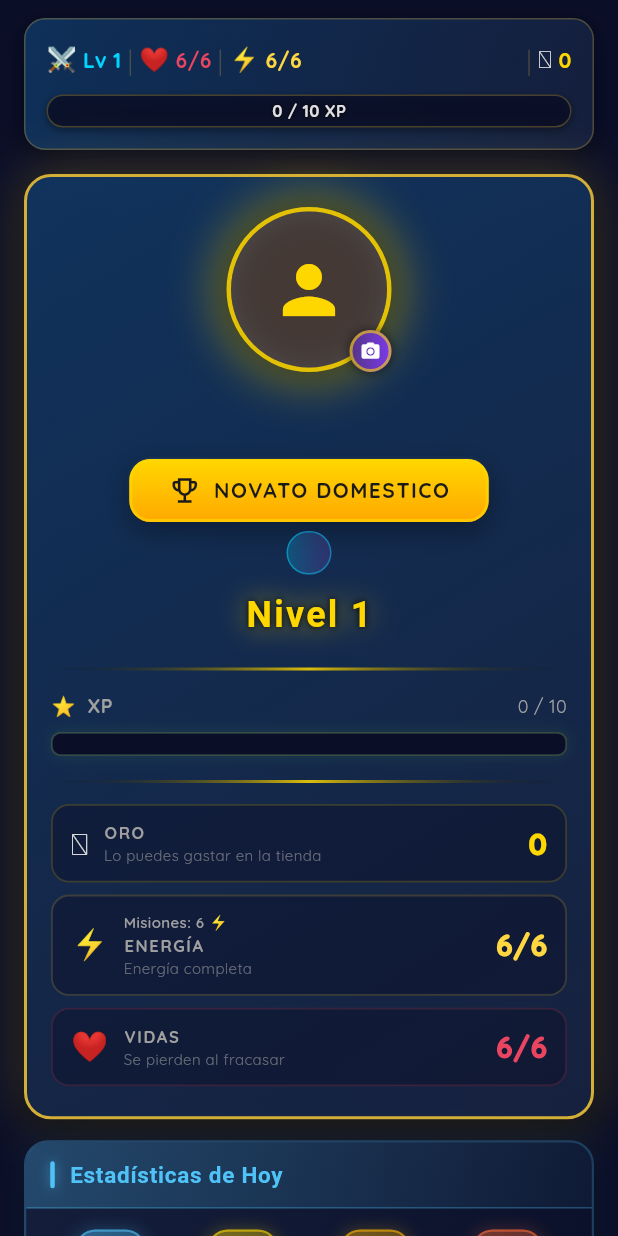
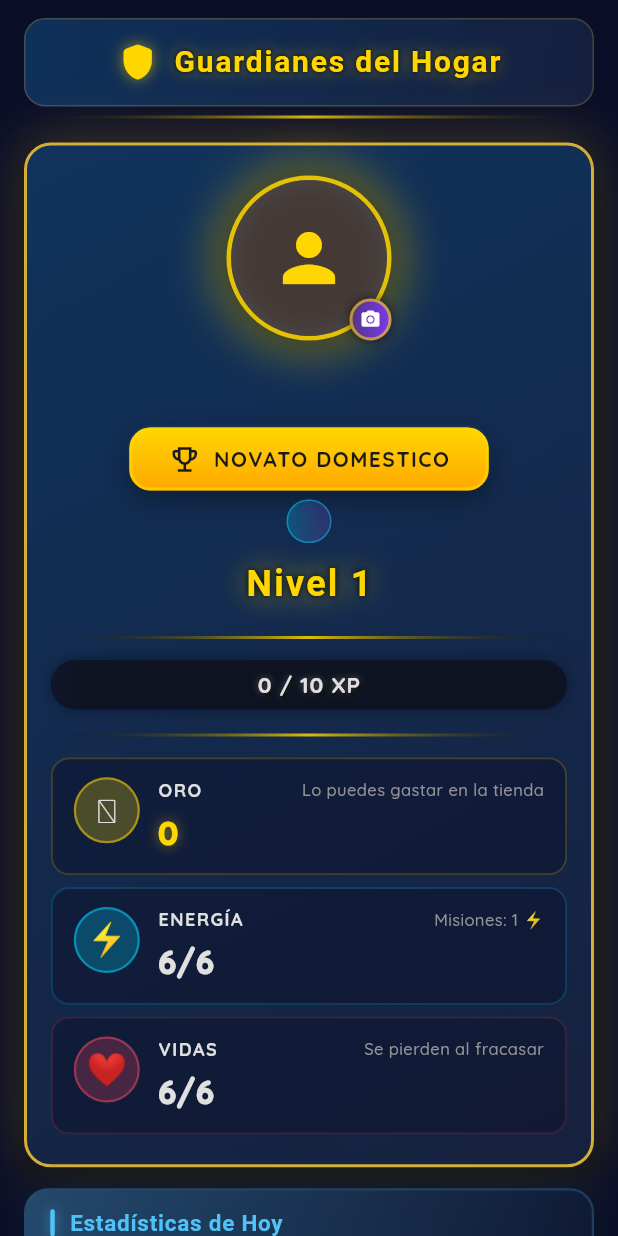
Before and after one commit to Galderolo/Heroina, a Flutter app: the CharacterScreen widget shown alone on an empty page, opened directly, on a phone screen of 412 x 824 dp. Run offline on Flutter 3.47's test engine with Material 3 defaults, Android fonts, the phone set to English and light mode, and no system bars; our stand-ins replace confetti, get_it, google_fonts, image_picker, shared_preferences; accounts and stored records are empty.

Commit message:
fix: UI fixes

```diff
--- a/FlutterApp/heroesdelhogar/lib/presentation/screens/character/character_screen.dart
+++ b/FlutterApp/heroesdelhogar/lib/presentation/screens/character/character_screen.dart
@@ -7,8 +7,10 @@ import 'package:provider/provider.dart';
 import '../../../app/theme/app_theme.dart';
 import '../../../core/constants/game_data.dart';
 import '../../providers/game_provider.dart';
+import '../../widgets/common/app_title_bar.dart';
 import '../../widgets/common/resource_header.dart';
 import '../../widgets/common/game_dialogs.dart';
+import '../home_shell.dart';
 
 class CharacterScreen extends StatelessWidget {
   const CharacterScreen({super.key});
@@ -50,7 +52,7 @@ class CharacterScreen extends StatelessWidget {
             child: Column(
               crossAxisAlignment: CrossAxisAlignment.stretch,
               children: [
-                const ResourceHeader(),
+                const AppTitleBar(),
                 const SizedBox(height: 16),
 
                 // === Character Card (incluye ORO/ENERGÍA/VIDAS) ===
@@ -118,9 +120,12 @@ class CharacterScreen extends StatelessWidget {
     return Container(
       padding: const EdgeInsets.symmetric(vertical: 20, horizontal: 16),
       decoration: AppDecorations.characterCard(),
-      child: Column(
+      child: Stack(
+        clipBehavior: Clip.none,
         children: [
-          // Avatar con brillo pulsante estilo web
+          Column(
+            children: [
+              // Avatar centrado
               _PulsingAvatar(
                 child: avatarWidget,
                 onTap: () => _pickAvatar(context),
@@ -190,14 +195,28 @@ class CharacterScreen extends StatelessWidget {
           AppDecorations.goldenDivider(),
           const SizedBox(height: 14),
 
-          // XP Bar
-          _buildXPBar(progress),
+          // XP Bar (mismo ancho que las tarjetas ORO/ENERGÍA/VIDAS)
+          SizedBox(
+            width: double.infinity,
+            child: _buildXPBar(progress),
+          ),
           const SizedBox(height: 16),
           AppDecorations.goldenDivider(),
           const SizedBox(height: 14),
 
           // Recursos: ORO / ENERGÍA / VIDAS dentro de la tarjeta
           _buildResourceRows(character, game),
+            ],
+          ),
+          // Botón Perfiles dentro de la tarjeta, arriba a la derecha
+          if (ShellScope.maybeOf(context)?.onGoToProfiles != null)
+            Positioned(
+              top: 0,
+              right: 0,
+              child: ProfilesButton(
+                onTap: ShellScope.maybeOf(context)!.onGoToProfiles,
+              ),
+            ),
         ],
       ),
     );
@@ -214,17 +233,18 @@ class CharacterScreen extends StatelessWidget {
           label: 'ORO',
           value: '${character.gold}',
           subtitle: 'Lo puedes gastar en la tienda',
+          valueHighlight: true,
         ),
         const SizedBox(height: 8),
         _ResourceRow(
           icon: '\u{26A1}',
-          iconColor: Colors.amberAccent,
+          iconColor: AppColors.blueGlow,
           label: 'ENERG\u{00CD}A',
           value: '${character.energy}/${character.maxEnergy}',
           subtitle: timerInfo.isFull
               ? 'Energ\u{00ED}a completa'
               : 'Recarga en ${timerInfo.minutesRemaining}m',
-          badge: 'Misiones: ${character.energy} \u{26A1}',
+          badge: 'Misiones: 1 \u{26A1}',
         ),
         const SizedBox(height: 8),
         _ResourceRow(
@@ -548,54 +568,110 @@ class CharacterScreen extends StatelessWidget {
   Widget _buildXPBar(
       ({int currentXP, int requiredXP, double percentage, int level})
           progress) {
-    return Column(
-      children: [
-        Row(
-          children: [
-            Text(
-              '\u{2B50}  XP',
-              style: TextStyle(
-                color: AppColors.textSecondary,
-                fontSize: 13,
-                fontWeight: FontWeight.bold,
-              ),
-            ),
-            const Spacer(),
-            Text(
-              '${progress.currentXP} / ${progress.requiredXP}',
-              style: TextStyle(
-                color: AppColors.textSecondary,
-                fontSize: 12,
-              ),
-            ),
-          ],
-        ),
-        const SizedBox(height: 8),
-        Container(
+    final value = (progress.percentage / 100).clamp(0.0, 1.0);
+    const barHeight = 33.0; // 1/4 menos que 44
+    return LayoutBuilder(
+      builder: (context, constraints) {
+        final barWidth = constraints.maxWidth;
+        final fillWidth = barWidth * value;
+        return Container(
+          height: barHeight,
           decoration: BoxDecoration(
-            borderRadius: BorderRadius.circular(6),
+            borderRadius: BorderRadius.circular(barHeight / 2),
             border: Border.all(
-              color: AppColors.goldBright.withValues(alpha: 0.15),
+              color: AppColors.dark.withValues(alpha: 0.8),
+              width: 1,
             ),
             boxShadow: [
               BoxShadow(
-                color: Colors.green.withValues(alpha: 0.15),
+                color: Colors.black.withValues(alpha: 0.35),
                 blurRadius: 8,
               ),
             ],
           ),
           child: ClipRRect(
-            borderRadius: BorderRadius.circular(6),
-            child: LinearProgressIndicator(
-              value: progress.percentage / 100,
-              minHeight: 14,
-              backgroundColor: AppColors.dark,
-              valueColor:
-                  AlwaysStoppedAnimation<Color>(Colors.green.shade400),
+            borderRadius: BorderRadius.circular(barHeight / 2),
+            child: Stack(
+              alignment: Alignment.center,
+              children: [
+                // Fondo oscuro (parte no rellenada)
+                Positioned.fill(
+                  child: Container(
+                    color: const Color(0xFF0D1320),
+                  ),
+                ),
+                // Parte rellenada con gradiente cyan → púrpura → cyan (borde derecho redondeado + efecto brillo)
+                Positioned(
+                  left: 0,
+                  top: 0,
+                  bottom: 0,
+                  width: fillWidth,
+                  child: Container(
+                    decoration: BoxDecoration(
+                      borderRadius: BorderRadius.horizontal(
+                        left: Radius.circular(barHeight / 2),
+                        right: Radius.circular(barHeight / 2),
+                      ),
+                      gradient: const LinearGradient(
+                        begin: Alignment.centerLeft,
+                        end: Alignment.centerRight,
+                        colors: [
+                          Color(0xFF00D4FF),
+                          Color(0xFFA855F7),
+                          Color(0xFF00D4FF),
+                        ],
+                      ),
+                      boxShadow: [
+                        BoxShadow(
+                          color: AppColors.blueGlow.withValues(alpha: 0.5),
+                          blurRadius: 14,
+                          spreadRadius: 0,
+                        ),
+                        BoxShadow(
+                          color: AppColors.purpleGlow.withValues(alpha: 0.35),
+                          blurRadius: 20,
+                          spreadRadius: -2,
+                        ),
+                        BoxShadow(
+                          color: Colors.white.withValues(alpha: 0.12),
+                          blurRadius: 6,
+                          offset: const Offset(0, -1),
+                        ),
+                      ],
                     ),
                   ),
                 ),
+                // Texto "X / Y XP" con sombra paralela para mejor lectura
+                Text(
+                  '${progress.currentXP} / ${progress.requiredXP} XP',
+                  style: TextStyle(
+                    color: AppColors.textPrimary,
+                    fontSize: 15,
+                    fontWeight: FontWeight.w700,
+                    letterSpacing: 0.5,
+                    shadows: [
+                      Shadow(
+                        color: Colors.black.withValues(alpha: 0.9),
+                        offset: const Offset(1, 1),
+                        blurRadius: 0,
+                      ),
+                      Shadow(
+                        color: Colors.black.withValues(alpha: 0.8),
+                        offset: const Offset(2, 2),
+                        blurRadius: 2,
+                      ),
+                      Shadow(
+                        color: Colors.white.withValues(alpha: 0.35),
+                        blurRadius: 6,
+                      ),
                     ],
+                  ),
+                ),
+              ],
+            ),
+          ),
+        );
+      },
     );
   }
 }
@@ -1047,7 +1123,7 @@ class _ActionButton extends StatelessWidget {
   }
 }
 
-// === Resource Row (compacto, para interior de la character card) ===
+// === Resource Row (layout como la web: icono | label + subtítulo en fila | valor grande abajo) ===
 class _ResourceRow extends StatelessWidget {
   final String icon;
   final Color iconColor;
@@ -1055,6 +1131,8 @@ class _ResourceRow extends StatelessWidget {
   final String value;
   final String subtitle;
   final String? badge;
+  /// Si true, el valor se muestra en amarillo con brillo (ORO). Si false, en blanco.
+  final bool valueHighlight;
 
   const _ResourceRow({
     required this.icon,
@@ -1063,62 +1141,91 @@ class _ResourceRow extends StatelessWidget {
     required this.value,
     required this.subtitle,
     this.badge,
+    this.valueHighlight = false,
   });
 
   @override
   Widget build(BuildContext context) {
+    final String topRightText = badge ?? subtitle;
     return Container(
-      padding: const EdgeInsets.symmetric(horizontal: 12, vertical: 10),
+      padding: const EdgeInsets.symmetric(horizontal: 14, vertical: 12),
       decoration: BoxDecoration(
         color: AppColors.dark.withValues(alpha: 0.45),
         borderRadius: BorderRadius.circular(12),
         border: Border.all(
-          color: iconColor.withValues(alpha: 0.18),
+          color: iconColor.withValues(alpha: 0.2),
           width: 1.2,
         ),
       ),
       child: Row(
+        crossAxisAlignment: CrossAxisAlignment.start,
         children: [
-          Text(icon, style: const TextStyle(fontSize: 20)),
-          const SizedBox(width: 10),
+          // Icono en círculo (estilo web)
+          Container(
+            width: 44,
+            height: 44,
+            decoration: BoxDecoration(
+              color: iconColor.withValues(alpha: 0.25),
+              shape: BoxShape.circle,
+              border: Border.all(
+                color: iconColor.withValues(alpha: 0.5),
+                width: 1.5,
+              ),
+            ),
+            child: Center(
+              child: Text(icon, style: const TextStyle(fontSize: 22)),
+            ),
+          ),
+          const SizedBox(width: 12),
+          // Columna: fila superior (label + texto derecho) y valor grande debajo
           Expanded(
             child: Column(
               crossAxisAlignment: CrossAxisAlignment.start,
               children: [
-                if (badge != null)
-                  Text(
-                    badge!,
-                    style: TextStyle(
-                      color: AppColors.textSecondary,
-                      fontSize: 10,
-                      fontWeight: FontWeight.w600,
-                    ),
-                  ),
+                Row(
+                  children: [
                     Text(
                       label,
                       style: const TextStyle(
-                    color: AppColors.textSecondary,
-                    fontSize: 11,
+                        color: AppColors.textPrimary,
+                        fontSize: 12,
                         fontWeight: FontWeight.w700,
-                    letterSpacing: 1.1,
+                        letterSpacing: 1.0,
                       ),
                     ),
-                Text(
-                  subtitle,
+                    const SizedBox(width: 8),
+                    Expanded(
+                      child: Text(
+                        topRightText,
                         style: TextStyle(
-                    color: AppColors.textSecondary.withValues(alpha: 0.6),
-                    fontSize: 10,
+                          color: AppColors.textSecondary.withValues(alpha: 0.9),
+                          fontSize: 11,
+                          fontWeight: FontWeight.w500,
+                        ),
+                        textAlign: TextAlign.end,
+                        overflow: TextOverflow.ellipsis,
                       ),
                     ),
                   ],
                 ),
-          ),
+                const SizedBox(height: 4),
                 Text(
                   value,
                   style: TextStyle(
-              color: iconColor,
-              fontSize: 20,
+                    color: valueHighlight ? AppColors.goldBright : AppColors.textPrimary,
+                    fontSize: 22,
                     fontWeight: FontWeight.w900,
+                    shadows: valueHighlight
+                        ? [
+                            Shadow(
+                              color: AppColors.goldBright.withValues(alpha: 0.5),
+                              blurRadius: 10,
+                            ),
+                          ]
+                        : null,
+                  ),
+                ),
+              ],
             ),
           ),
         ],
--- /dev/null
+++ b/FlutterApp/heroesdelhogar/lib/presentation/widgets/common/app_title_bar.dart
@@ -0,0 +1,71 @@
+import 'package:flutter/material.dart';
+import 'package:google_fonts/google_fonts.dart';
+
+import '../../../app/theme/app_theme.dart';
+
+/// Barra de título de la app: escudo dorado + "Guardianes del Hogar" y línea dorada debajo.
+/// Se usa en la pantalla Personaje en lugar del ResourceHeader.
+class AppTitleBar extends StatelessWidget {
+  const AppTitleBar({super.key});
+
+  @override
+  Widget build(BuildContext context) {
+    return Column(
+      mainAxisSize: MainAxisSize.min,
+      children: [
+        Container(
+          padding: const EdgeInsets.symmetric(vertical: 14, horizontal: 16),
+          decoration: BoxDecoration(
+            gradient: const LinearGradient(
+              begin: Alignment.topLeft,
+              end: Alignment.bottomRight,
+              colors: [
+                Color(0xE60F3460),
+                Color(0xE6162140),
+              ],
+            ),
+            borderRadius: BorderRadius.circular(14),
+            border: Border.all(
+              color: AppColors.gold.withValues(alpha: 0.25),
+            ),
+          ),
+          child: Row(
+            mainAxisAlignment: MainAxisAlignment.center,
+            children: [
+              Icon(
+                Icons.shield_rounded,
+                color: AppColors.goldBright,
+                size: 28,
+                shadows: [
+                  Shadow(
+                    color: AppColors.goldBright.withValues(alpha: 0.6),
+                    blurRadius: 12,
+                  ),
+                ],
+              ),
+              const SizedBox(width: 10),
+              Text(
+                'Guardianes del Hogar',
+                style: GoogleFonts.medievalSharp(
+                  color: AppColors.goldBright,
+                  fontSize: 20,
+                  fontWeight: FontWeight.bold,
+                  letterSpacing: 1.2,
+                  shadows: [
+                    Shadow(
+                      color: AppColors.goldBright.withValues(alpha: 0.5),
+                      blurRadius: 14,
+                    ),
+                    const Shadow(color: Colors.black, blurRadius: 4),
+                  ],
+                ),
+              ),
+            ],
+          ),
+        ),
+        const SizedBox(height: 6),
+        AppDecorations.goldenDivider(),
+      ],
+    );
+  }
+}
--- a/FlutterApp/heroesdelhogar/lib/presentation/widgets/common/resource_header.dart
+++ b/FlutterApp/heroesdelhogar/lib/presentation/widgets/common/resource_header.dart
@@ -91,7 +91,7 @@ class ResourceHeader extends StatelessWidget {
                     const SizedBox(width: 8),
                     _HudSeparator(),
                     const SizedBox(width: 8),
-                    _ProfilesButton(onTap: profilesCb),
+                    ProfilesButton(onTap: profilesCb),
                   ],
                 ],
               ),
@@ -110,9 +110,10 @@ class ResourceHeader extends StatelessWidget {
   }
 }
 
-class _ProfilesButton extends StatelessWidget {
+/// Botón "Perfiles" reutilizable (header o junto al avatar en Personaje).
+class ProfilesButton extends StatelessWidget {
   final VoidCallback onTap;
-  const _ProfilesButton({required this.onTap});
+  const ProfilesButton({super.key, required this.onTap});
 
   @override
   Widget build(BuildContext context) {
```
Lines whose indentation alone changed are shown as unchanged.
